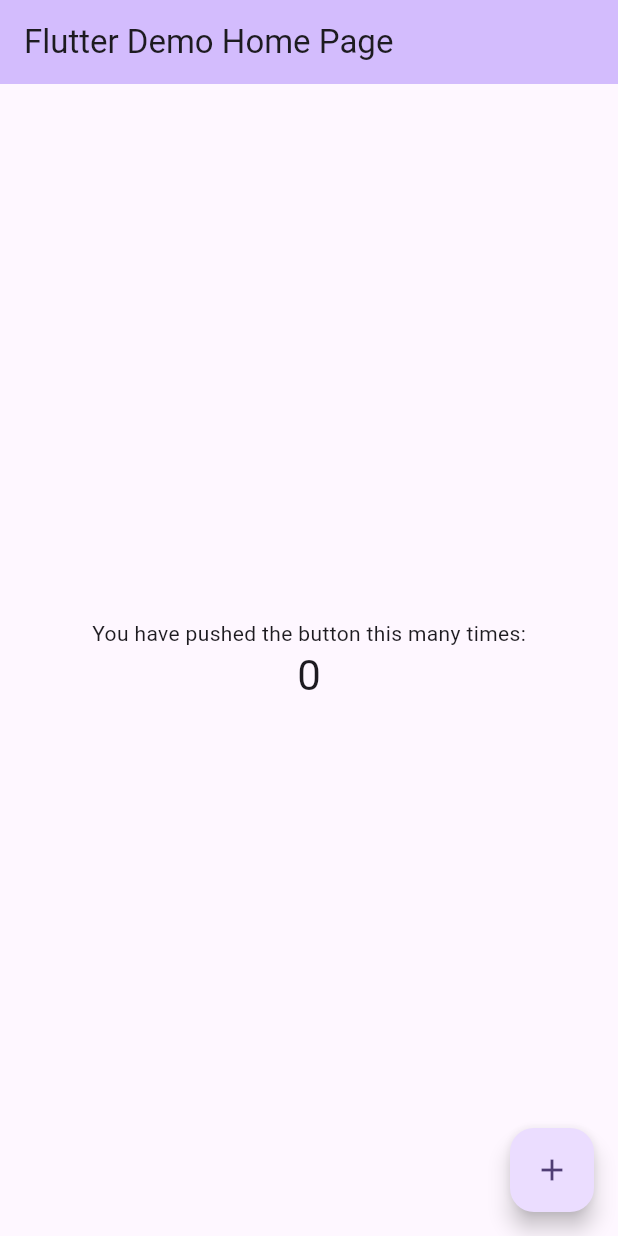
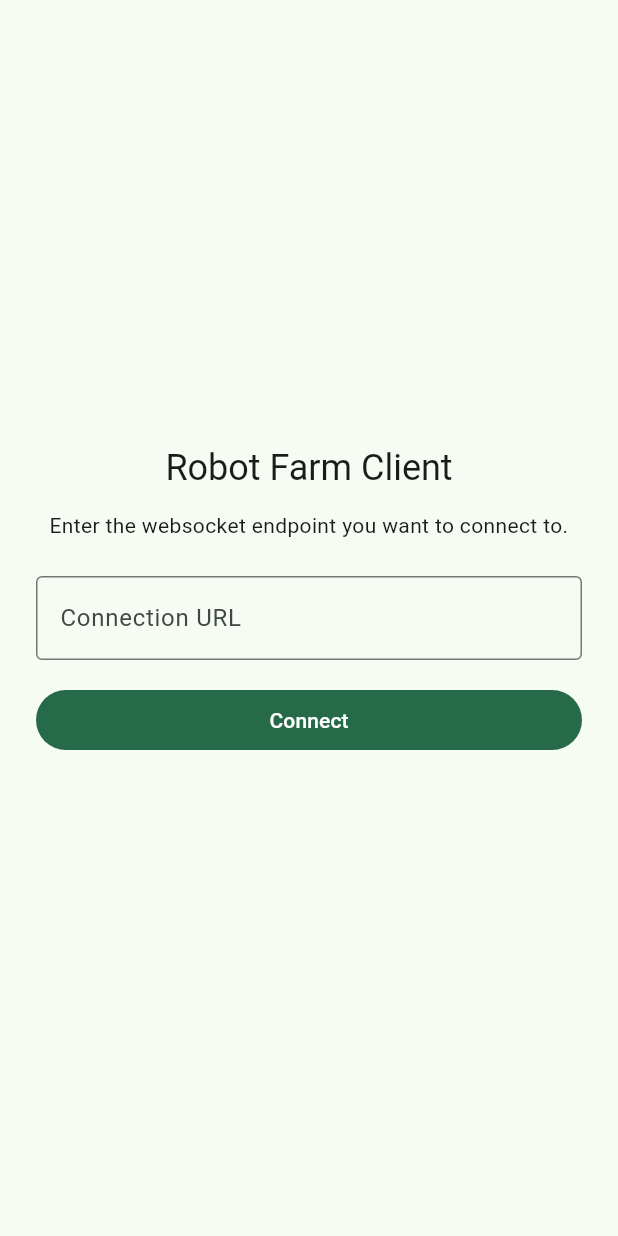
Before and after one commit to robertmsale/robot-farm-rs, a Flutter app: the screen it shows after launch, on a phone screen of 412 x 824 dp. Run offline on Flutter 3.47's test engine with Material 3 defaults, Android fonts, the phone set to English and light mode, and no system bars; our stand-ins replace get.

```diff
--- a/client/lib/main.dart
+++ b/client/lib/main.dart
@@ -1,122 +1,158 @@
 import 'package:flutter/material.dart';
+import 'package:get/get.dart';
+import 'package:web_socket_channel/web_socket_channel.dart';
 
 void main() {
-  runApp(const MyApp());
+  WidgetsFlutterBinding.ensureInitialized();
+  Get.put(ConnectionController(), permanent: true);
+  runApp(const RobotFarmApp());
 }
 
-class MyApp extends StatelessWidget {
-  const MyApp({super.key});
+class RobotFarmApp extends StatelessWidget {
+  const RobotFarmApp({super.key});
 
-  // This widget is the root of your application.
   @override
   Widget build(BuildContext context) {
-    return MaterialApp(
-      title: 'Flutter Demo',
+    return GetMaterialApp(
+      title: 'Robot Farm Client',
       theme: ThemeData(
-        // This is the theme of your application.
-        //
-        // TRY THIS: Try running your application with "flutter run". You'll see
-        // the application has a purple toolbar. Then, without quitting the app,
-        // try changing the seedColor in the colorScheme below to Colors.green
-        // and then invoke "hot reload" (save your changes or press the "hot
-        // reload" button in a Flutter-supported IDE, or press "r" if you used
-        // the command line to start the app).
-        //
-        // Notice that the counter didn't reset back to zero; the application
-        // state is not lost during the reload. To reset the state, use hot
-        // restart instead.
-        //
-        // This works for code too, not just values: Most code changes can be
-        // tested with just a hot reload.
-        colorScheme: ColorScheme.fromSeed(seedColor: Colors.deepPurple),
+        colorScheme: ColorScheme.fromSeed(seedColor: Colors.greenAccent),
+        useMaterial3: true,
       ),
-      home: const MyHomePage(title: 'Flutter Demo Home Page'),
+      home: const ConnectionScreen(),
     );
   }
 }
 
-class MyHomePage extends StatefulWidget {
-  const MyHomePage({super.key, required this.title});
+class ConnectionController extends GetxController {
+  final TextEditingController urlController = TextEditingController();
+  final RxBool isConnecting = false.obs;
+  final RxnString errorMessage = RxnString();
+  final RxnString connectionStatus = RxnString();
+  WebSocketChannel? _channel;
 
-  // This widget is the home page of your application. It is stateful, meaning
-  // that it has a State object (defined below) that contains fields that affect
-  // how it looks.
+  Future<void> connect() async {
+    final url = urlController.text.trim();
+    if (url.isEmpty) {
+      errorMessage.value = 'Please enter a server URL.';
+      return;
+    }
 
-  // This class is the configuration for the state. It holds the values (in this
-  // case the title) provided by the parent (in this case the App widget) and
-  // used by the build method of the State. Fields in a Widget subclass are
-  // always marked "final".
+    try {
+      isConnecting.value = true;
+      errorMessage.value = null;
+      connectionStatus.value = null;
+      _channel?.sink.close();
 
-  final String title;
-
-  @override
-  State<MyHomePage> createState() => _MyHomePageState();
-}
-
-class _MyHomePageState extends State<MyHomePage> {
-  int _counter = 0;
-
-  void _incrementCounter() {
-    setState(() {
-      // This call to setState tells the Flutter framework that something has
-      // changed in this State, which causes it to rerun the build method below
-      // so that the display can reflect the updated values. If we changed
-      // _counter without calling setState(), then the build method would not be
-      // called again, and so nothing would appear to happen.
-      _counter++;
-    });
+      final parsed = Uri.parse(url);
+      _channel = WebSocketChannel.connect(parsed);
+      connectionStatus.value = 'Connected to $url';
+    } catch (error) {
+      errorMessage.value = 'Failed to connect: $error';
+    } finally {
+      isConnecting.value = false;
+    }
   }
 
   @override
+  void onClose() {
+    urlController.dispose();
+    _channel?.sink.close();
+    super.onClose();
+  }
+}
+
+class ConnectionScreen extends GetView<ConnectionController> {
+  const ConnectionScreen({super.key});
+
+  @override
   Widget build(BuildContext context) {
-    // This method is rerun every time setState is called, for instance as done
-    // by the _incrementCounter method above.
-    //
-    // The Flutter framework has been optimized to make rerunning build methods
-    // fast, so that you can just rebuild anything that needs updating rather
-    // than having to individually change instances of widgets.
     return Scaffold(
-      appBar: AppBar(
-        // TRY THIS: Try changing the color here to a specific color (to
-        // Colors.amber, perhaps?) and trigger a hot reload to see the AppBar
-        // change color while the other colors stay the same.
-        backgroundColor: Theme.of(context).colorScheme.inversePrimary,
-        // Here we take the value from the MyHomePage object that was created by
-        // the App.build method, and use it to set our appbar title.
-        title: Text(widget.title),
-      ),
-      body: Center(
-        // Center is a layout widget. It takes a single child and positions it
-        // in the middle of the parent.
-        child: Column(
-          // Column is also a layout widget. It takes a list of children and
-          // arranges them vertically. By default, it sizes itself to fit its
-          // children horizontally, and tries to be as tall as its parent.
-          //
-          // Column has various properties to control how it sizes itself and
-          // how it positions its children. Here we use mainAxisAlignment to
-          // center the children vertically; the main axis here is the vertical
-          // axis because Columns are vertical (the cross axis would be
-          // horizontal).
-          //
-          // TRY THIS: Invoke "debug painting" (choose the "Toggle Debug Paint"
-          // action in the IDE, or press "p" in the console), to see the
-          // wireframe for each widget.
-          mainAxisAlignment: MainAxisAlignment.center,
-          children: <Widget>[
-            const Text('You have pushed the button this many times:'),
-            Text(
-              '$_counter',
-              style: Theme.of(context).textTheme.headlineMedium,
+      body: SafeArea(
+        child: Center(
+          child: ConstrainedBox(
+            constraints: const BoxConstraints(maxWidth: 500),
+            child: Padding(
+              padding: const EdgeInsets.all(24),
+              child: Column(
+                mainAxisSize: MainAxisSize.min,
+                children: [
+                  Text(
+                    'Robot Farm Client',
+                    style: Theme.of(context).textTheme.headlineSmall,
+                  ),
+                  const SizedBox(height: 12),
+                  Text(
+                    'Enter the websocket endpoint you want to connect to.',
+                    textAlign: TextAlign.center,
+                    style: Theme.of(context).textTheme.bodyMedium,
+                  ),
+                  const SizedBox(height: 24),
+                  TextField(
+                    controller: controller.urlController,
+                    keyboardType: TextInputType.url,
+                    decoration: const InputDecoration(
+                      labelText: 'Connection URL',
+                      hintText: 'wss://robot-farm.example/ws',
+                      border: OutlineInputBorder(),
+                    ),
+                  ),
+                  const SizedBox(height: 16),
+                  Obx(
+                    () => SizedBox(
+                      width: double.infinity,
+                      child: FilledButton(
+                        onPressed: controller.isConnecting.value
+                            ? null
+                            : controller.connect,
+                        child: controller.isConnecting.value
+                            ? const SizedBox(
+                                width: 18,
+                                height: 18,
+                                child: CircularProgressIndicator(
+                                  strokeWidth: 2,
+                                  valueColor:
+                                      AlwaysStoppedAnimation<Color>(Colors.white),
+                                ),
+                              )
+                            : const Text('Connect'),
+                      ),
+                    ),
+                  ),
+                  const SizedBox(height: 16),
+                  Obx(
+                    () {
+                      final error = controller.errorMessage.value;
+                      if (error == null) {
+                        return const SizedBox.shrink();
+                      }
+                      return Text(
+                        error,
+                        style: TextStyle(
+                          color: Theme.of(context).colorScheme.error,
+                        ),
+                      );
+                    },
+                  ),
+                  const SizedBox(height: 8),
+                  Obx(
+                    () {
+                      final status = controller.connectionStatus.value;
+                      if (status == null) {
+                        return const SizedBox.shrink();
+                      }
+                      return Text(
+                        status,
+                        style: const TextStyle(color: Colors.green),
+                      );
+                    },
+                  ),
+                ],
+              ),
             ),
-          ],
+          ),
         ),
       ),
-      floatingActionButton: FloatingActionButton(
-        onPressed: _incrementCounter,
-        tooltip: 'Increment',
-        child: const Icon(Icons.add),
-      ), // This trailing comma makes auto-formatting nicer for build methods.
     );
   }
 }
```
Also changed, not shown: 3 other files.
